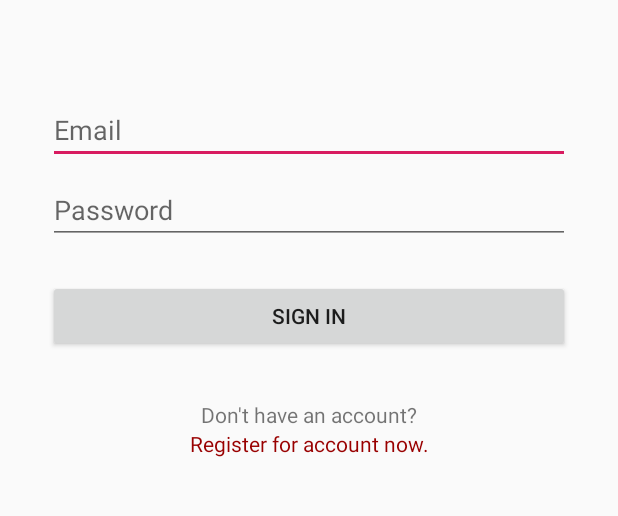
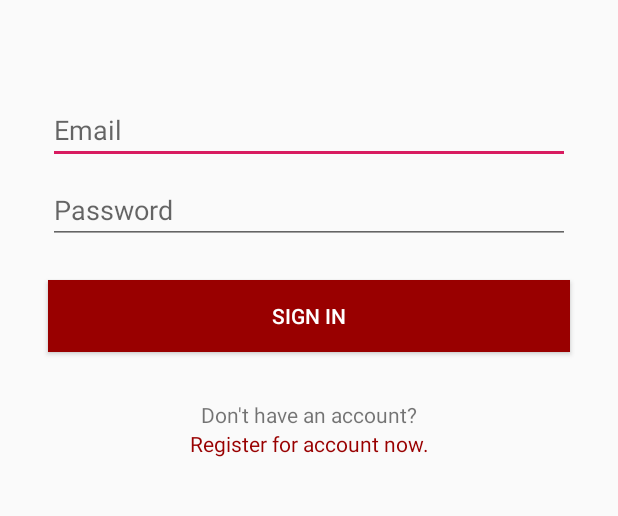
Before and after one commit to kmhamasaki/TutorSearcher, an Android app: the screen it shows after launch (MainActivity), after a tap on "SIGN IN", on a phone screen of 412 x 824 dp, the part 305-821 px from its top. Run offline under Robolectric (Android 15) with nearby library versions, the phone set to English and light mode, and no system bars.

Commit message:
update main activity

```diff
--- a/TutorSearcherAndroid/app/src/main/res/layout/activity_main.xml
+++ b/TutorSearcherAndroid/app/src/main/res/layout/activity_main.xml
@@ -66,7 +66,9 @@
         android:layout_marginEnd="32dp"
         android:layout_marginRight="32dp"
         android:layout_weight="1"
+        android:background="@color/cardinal"
         android:text="@string/action_sign_in"
+        android:textColor="@android:color/white"
         android:visibility="invisible"
         app:layout_constraintEnd_toEndOf="parent"
         app:layout_constraintStart_toStartOf="parent"
@@ -89,15 +91,21 @@
             android:id="@+id/login"
             android:layout_width="wrap_content"
             android:layout_height="wrap_content"
+            android:layout_marginRight="4dp"
             android:layout_weight="1"
-            android:text="@string/action_sign_in" />
+            android:background="@color/cardinal"
+            android:text="@string/action_sign_in"
+            android:textColor="@android:color/white" />
 
         <Button
             android:id="@+id/register"
             android:layout_width="wrap_content"
             android:layout_height="wrap_content"
+            android:layout_marginLeft="4dp"
             android:layout_weight="1"
-            android:text="@string/action_register" />
+            android:background="@color/cardinal"
+            android:text="@string/action_register"
+            android:textColor="@android:color/white" />
     </LinearLayout>
 
     <TextView
```
